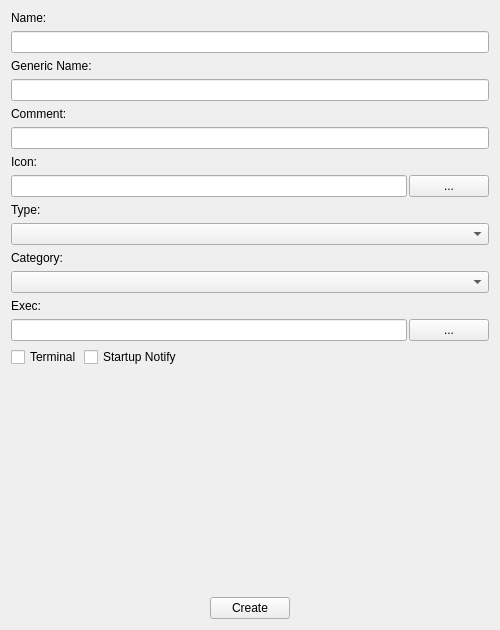
This is mainwindow.ui in mizk/idesktop as Qt 5 draws it before an edit. The edited form follows.
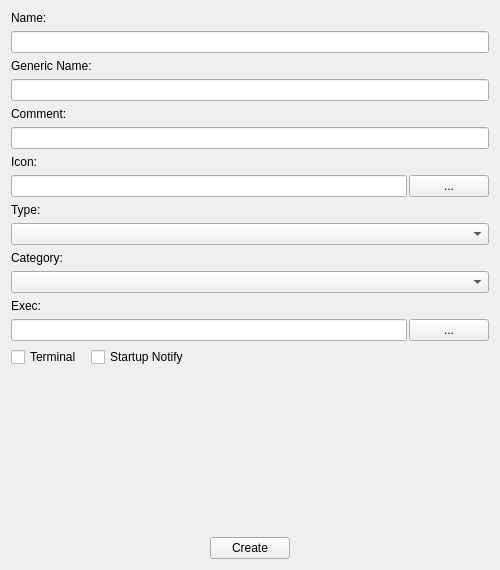
This is the edited form. Icons and pictures are not drawn.

What changed in the file:
```diff
--- a/mainwindow.ui
+++ b/mainwindow.ui
@@ -7,7 +7,7 @@
     <x>0</x>
     <y>0</y>
     <width>500</width>
-    <height>630</height>
+    <height>570</height>
    </rect>
   </property>
   <property name="windowTitle">
@@ -120,7 +120,7 @@
     <item>
      <layout class="QHBoxLayout" name="horizontalLayout">
       <property name="spacing">
-       <number>2</number>
+       <number>9</number>
       </property>
       <item>
        <widget class="QCheckBox" name="terminal">
```
